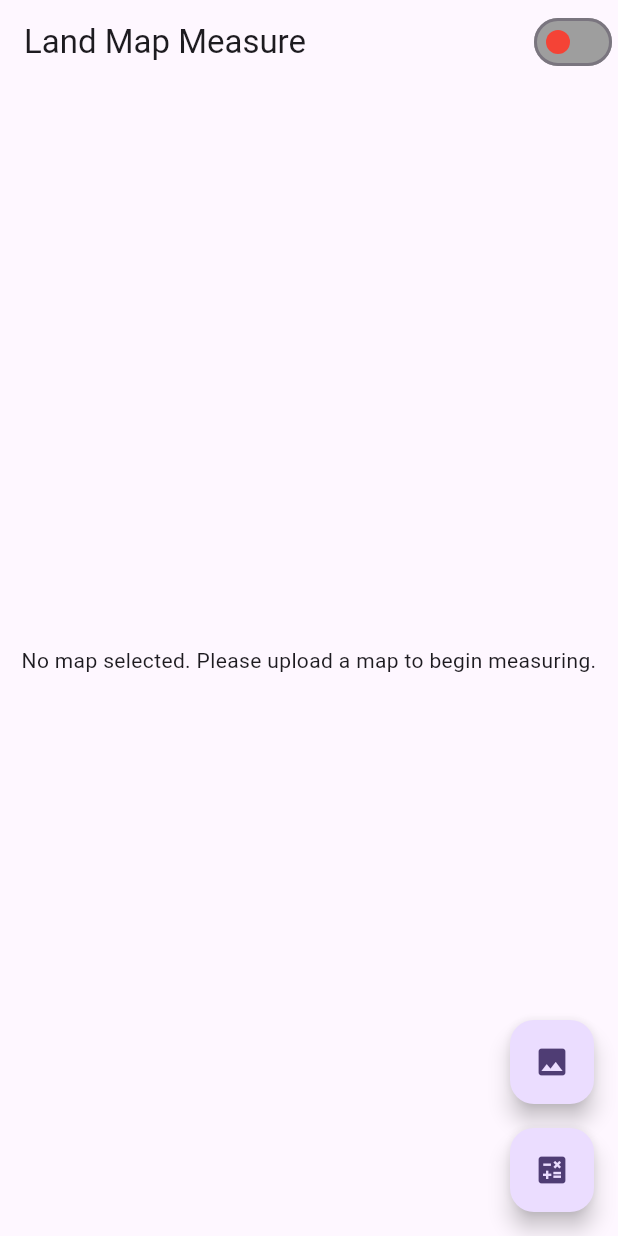
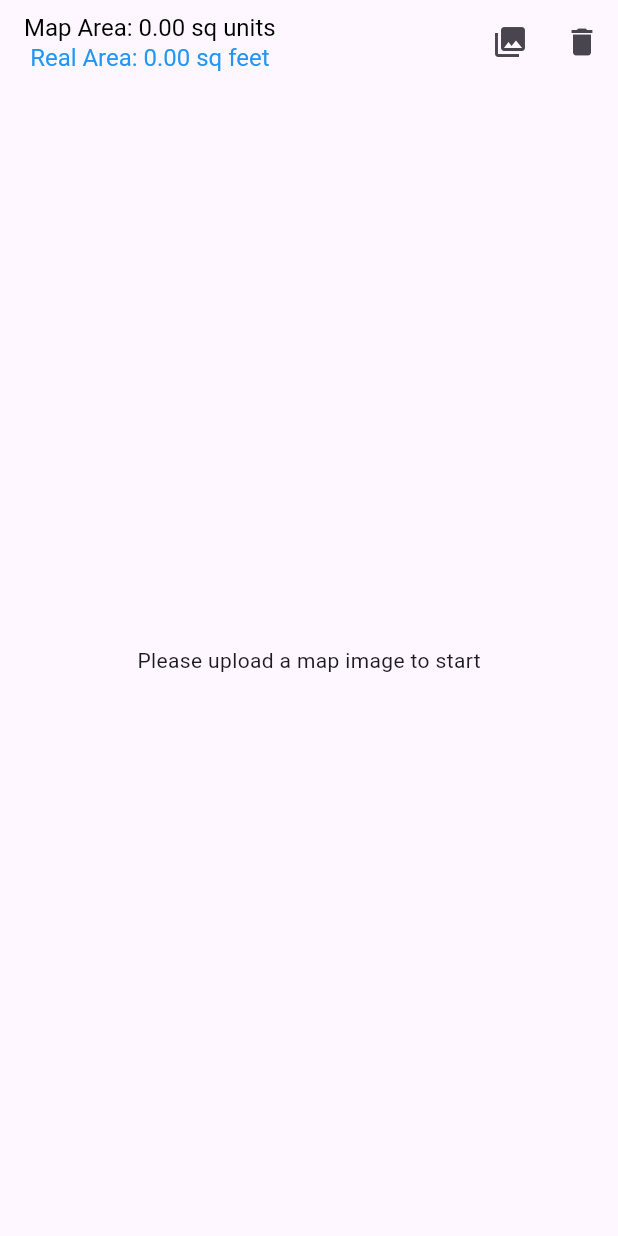
Before and after one commit to Nurujjaman329/land_measure, a Flutter app: the screen it shows after launch, on a phone screen of 412 x 824 dp. Run offline on Flutter 3.47's test engine with Material 3 defaults, Android fonts, the phone set to English and light mode, and no system bars; our stand-ins replace image_picker.

Commit message:
make land area flow

```diff
--- a/lib/main.dart
+++ b/lib/main.dart
@@ -19,7 +19,7 @@ class MyApp extends StatelessWidget {
         useMaterial3: true,
       ),
       debugShowCheckedModeBanner: false,
-      home: MapMeasureScreen(),
+      home: MapMeasureApp(),
     );
   }
 }
--- a/lib/pages/map_measure_screen.dart
+++ b/lib/pages/map_measure_screen.dart
@@ -1,187 +1,225 @@
-import 'dart:io';
-import 'dart:math';
 import 'package:flutter/material.dart';
 import 'package:image_picker/image_picker.dart';
+import 'dart:io'; // For handling the file from image picker
+import 'dart:math';
 
-class MapMeasureScreen extends StatefulWidget {
+class MapMeasureApp extends StatefulWidget {
   @override
-  _MapMeasureScreenState createState() => _MapMeasureScreenState();
+  _MapMeasureAppState createState() => _MapMeasureAppState();
 }
 
-class _MapMeasureScreenState extends State<MapMeasureScreen> {
-  List<Offset> points = []; // Store points marked by the user
-  List<Offset?> controlPoints = []; // Store control points for curves
-  bool isCurveMode = false; // Toggle between straight line and curve mode
-  double scale = 1.0; // Scale factor between map and real-world (e.g., pixels per foot)
-  File? _selectedImage; // For the uploaded image
-  final ImagePicker _picker = ImagePicker(); // Image picker instance
+class _MapMeasureAppState extends State<MapMeasureApp> {
+  File? _mapImage; // Store the user-uploaded image
+  List<Offset> selectedPoints = [];
+  List<List<Offset>> segments = []; // List of line segments
+  double calculatedArea = 0;
+  double realWorldArea = 0; // Real-world area in square feet
+  double lastDistance = 0; // Distance between the last two points
 
-  // Function to calculate the area using the Shoelace formula
+  final ImagePicker _picker = ImagePicker();
+
+  // Map scale conversion (from image)
+  final double mapInchesPerMile = 16;
+  final double inchesToFeet = 330; // 1 inch = 330 feet
+
+  // Function to calculate polygon area using Shoelace Theorem (in map units)
   double calculatePolygonArea(List<Offset> points) {
-    if (points.length < 3) return 0.0;
+    if (points.length < 3) {
+      return 0; // Need at least 3 points to form a polygon
+    }
+    double area = 0;
+    int n = points.length;
 
-    double area = 0.0;
-    for (int i = 0; i < points.length; i++) {
-      int j = (i + 1) % points.length;
+    for (int i = 0; i < n; i++) {
+      int j = (i + 1) % n;
       area += points[i].dx * points[j].dy;
-      area -= points[i].dy * points[j].dx;
+      area -= points[j].dx * points[i].dy;
     }
-    area = area.abs() / 2.0;
 
-    // Convert pixel area to square feet
-    return area / (scale * scale); // scale should be in pixels per foot
+    return area.abs() / 2.0; // Absolute value of the calculated area
+  }
+
+  // Function to calculate real-world area based on the selected points
+  double convertMapAreaToRealWorldArea(double mapArea) {
+    // Convert the map area (in square map inches) to real-world area (in square feet)
+    double areaInSquareInches = mapArea; // Assume each unit is 1 pixel
+    double scaleFactor = inchesToFeet; // 1 map inch = 330 feet
+    double areaInSquareFeet = (areaInSquareInches * scaleFactor * scaleFactor) / (mapInchesPerMile / 16);
+
+    return areaInSquareFeet; // Real-world area in square feet
   }
 
   // Function to calculate the distance between two points
   double calculateDistance(Offset p1, Offset p2) {
-    return sqrt(pow(p2.dx - p1.dx, 2) + pow(p2.dy - p1.dy, 2)) / scale; // Convert pixel distance to feet
+    return sqrt(pow(p2.dx - p1.dx, 2) + pow(p2.dy - p1.dy, 2));
   }
 
-  // Function to allow user to pick an image from the gallery
+  // Function to allow the user to pick an image from the gallery
   Future<void> _pickImage() async {
-    final pickedFile = await _picker.pickImage(source: ImageSource.gallery);
+    final XFile? pickedFile = await _picker.pickImage(source: ImageSource.gallery);
+
     if (pickedFile != null) {
       setState(() {
-        _selectedImage = File(pickedFile.path);
-        points.clear(); // Reset points when a new image is picked
-        controlPoints.clear(); // Reset control points as well
+        _mapImage = File(pickedFile.path);
+        selectedPoints.clear();
+        segments.clear(); // Clear the segments when a new image is picked
+        calculatedArea = 0;
+        realWorldArea = 0;
+        lastDistance = 0; // Reset the distance
       });
     }
-  }
-
-  // Function to toggle between curve mode and straight line mode
-  void _toggleCurveMode() {
-    setState(() {
-      isCurveMode = !isCurveMode;
-    });
-  }
-
-  // Function to measure the curve between the last two points
-  void _measureCurve() {
-    if (points.length < 2) return;
-
-    // Assuming we want to measure between the last two points
-    Offset startPoint = points[points.length - 2];
-    Offset endPoint = points[points.length - 1];
-    double distance = calculateDistance(startPoint, endPoint);
-
-    // Create a dialog to show the curve distance
-    showDialog(
-      context: context,
-      builder: (BuildContext context) {
-        return AlertDialog(
-          title: Text('Measured Curve'),
-          content: Text('The curve distance between points is ${distance.toStringAsFixed(2)} feet.'),
-          actions: [
-            TextButton(
-              onPressed: () {
-                Navigator.of(context).pop();
-              },
-              child: Text('OK'),
-            ),
-          ],
-        );
-      },
-    );
   }
 
   @override
   Widget build(BuildContext context) {
     return Scaffold(
       appBar: AppBar(
-        title: Text("Land Map Measure"),
+        title: Column(
+          children: [
+            Text(
+              'Map Area: ${calculatedArea.toStringAsFixed(2)} sq units',
+              style: TextStyle(color: Colors.black, fontSize: 16),
+            ),
+            Text(
+              'Real Area: ${realWorldArea.toStringAsFixed(2)} sq feet',
+              style: TextStyle(color: Colors.blue, fontSize: 16),
+            ),
+            if (lastDistance > 0)
+              Text(
+                'Distance: ${lastDistance.toStringAsFixed(2)} units',
+                style: TextStyle(color: Colors.green, fontSize: 16),
+              ),
+          ],
+        ),
         actions: [
-          Switch(
-            value: isCurveMode,
-            onChanged: (value) {
-              _toggleCurveMode();
+          IconButton(
+            icon: Icon(Icons.photo_library),
+            onPressed: _pickImage, // Call image picker when the button is pressed
+          ),
+          IconButton(
+            icon: Icon(Icons.delete),
+            onPressed: () {
+              setState(() {
+                if (segments.isNotEmpty) {
+                  // Remove the last segment
+                  segments.removeLast();
+                  // Optionally remove the last point
+                  selectedPoints.removeLast();
+                } else if (selectedPoints.isNotEmpty) {
+                  // If there are points but no segments, just remove the last point
+                  selectedPoints.removeLast();
+                }
+
+                // Recalculate area and distance
+                if (selectedPoints.length >= 3) {
+                  calculatedArea = calculatePolygonArea(selectedPoints);
+                  realWorldArea = convertMapAreaToRealWorldArea(calculatedArea);
+                } else {
+                  calculatedArea = 0;
+                  realWorldArea = 0;
+                }
+
+                // Update distance if there are at least two points
+                if (selectedPoints.length >= 2) {
+                  lastDistance = calculateDistance(
+                    selectedPoints[selectedPoints.length - 2],
+                    selectedPoints.last,
+                  );
+                } else {
+                  lastDistance = 0;
+                }
+              });
             },
-            activeColor: Colors.green,
-            inactiveThumbColor: Colors.red,
-            inactiveTrackColor: Colors.grey,
           ),
         ],
       ),
-      body: _selectedImage == null
-          ? Center(
-        child: Text(
-          'No map selected. Please upload a map to begin measuring.',
-          textAlign: TextAlign.center,
-        ),
-      )
+      body: _mapImage == null
+          ? Center(child: Text("Please upload a map image to start"))
           : InteractiveViewer(
         minScale: 0.5,
-        maxScale: 4.0,
+        maxScale: 5.0,
         child: GestureDetector(
-          onTapUp: (details) {
+          onTapDown: (details) {
             setState(() {
-              // Capture localPosition relative to the image
-              points.add(details.localPosition); // Add the tapped position
-              controlPoints.add(null); // Add a control point placeholder
+              selectedPoints.add(details.localPosition);
 
-              // Check if two points are selected and measure the curve
-              if (points.length >= 2 && isCurveMode) {
-                _measureCurve();
+              // Create segments between points
+              if (selectedPoints.length > 1) {
+                segments.add([selectedPoints[selectedPoints.length - 2], selectedPoints.last]);
+              }
+
+              // Calculate the distance between the last two points
+              if (selectedPoints.length >= 2) {
+                lastDistance = calculateDistance(
+                  selectedPoints[selectedPoints.length - 2],
+                  selectedPoints.last,
+                );
+              }
+
+              // Calculate the area once enough points are selected (at least 3)
+              if (selectedPoints.length >= 3) {
+                calculatedArea = calculatePolygonArea(selectedPoints);
+                realWorldArea = convertMapAreaToRealWorldArea(calculatedArea);
               }
             });
           },
           child: Stack(
             children: [
-              Image.file(_selectedImage!), // Display the uploaded image
+              // Display the uploaded map image
+              Image.file(
+                _mapImage!,
+                fit: BoxFit.cover,
+                width: double.infinity,
+                height: double.infinity,
+              ),
+
+              // Custom painter to draw lines and points (dots) on the image
               CustomPaint(
-                painter: MapPainter(points, controlPoints, isCurveMode),
-                size: Size.infinite,
+                painter: MapPainter(selectedPoints, segments),
+                size: Size(double.infinity, double.infinity),
               ),
+
+              // Display the area result
+              if (calculatedArea > 0)
+                Positioned(
+                  bottom: 20,
+                  left: 20,
+                  child: Container(
+                    padding: EdgeInsets.all(10),
+                    color: Colors.black.withOpacity(0.5),
+                    child: Column(
+                      crossAxisAlignment: CrossAxisAlignment.start,
+                      children: [
+                        Text(
+                          'Map Area: ${calculatedArea.toStringAsFixed(2)} sq units',
+                          style: TextStyle(color: Colors.white, fontSize: 16),
+                        ),
+                        Text(
+                          'Real Area: ${realWorldArea.toStringAsFixed(2)} sq feet',
+                          style: TextStyle(color: Colors.white, fontSize: 16),
+                        ),
+                        if (lastDistance > 0)
+                          Text(
+                            'Distance: ${lastDistance.toStringAsFixed(2)} units',
+                            style: TextStyle(color: Colors.green, fontSize: 16),
+                          ),
+                      ],
+                    ),
+                  ),
+                ),
             ],
           ),
         ),
-      ),
-      floatingActionButton: Column(
-        mainAxisAlignment: MainAxisAlignment.end,
-        children: [
-          FloatingActionButton(
-            onPressed: _pickImage, // Allow the user to pick an image
-            child: Icon(Icons.image),
-            tooltip: 'Upload Map',
-          ),
-          SizedBox(height: 16),
-          FloatingActionButton(
-            onPressed: () {
-              if (points.isNotEmpty) {
-                double area = calculatePolygonArea(points);
-                showDialog(
-                  context: context,
-                  builder: (BuildContext context) {
-                    return AlertDialog(
-                      title: Text('Measured Area'),
-                      content: Text('The area is ${area.toStringAsFixed(2)} square feet.'),
-                      actions: [
-                        TextButton(
-                          onPressed: () {
-                            Navigator.of(context).pop();
-                          },
-                          child: Text('OK'),
-                        ),
-                      ],
-                    );
-                  },
-                );
-              }
-            },
-            child: Icon(Icons.calculate),
-            tooltip: 'Calculate Area',
-          ),
-        ],
       ),
     );
   }
 }
 
+// CustomPainter to draw dots and lines on the map image
 class MapPainter extends CustomPainter {
   final List<Offset> points;
-  final List<Offset?> controlPoints;
-  final bool isCurveMode;
-  MapPainter(this.points, this.controlPoints, this.isCurveMode);
+  final List<List<Offset>> segments;
+  MapPainter(this.points, this.segments);
 
   @override
   void paint(Canvas canvas, Size size) {
@@ -190,73 +228,23 @@ class MapPainter extends CustomPainter {
       ..strokeWidth = 1.0 // Thinner lines for visibility
       ..style = PaintingStyle.stroke;
 
-    final pointPaint = Paint()
+    final paintLine = Paint()
       ..color = Colors.blue
-      ..strokeWidth = 1.0 // Thinner dots for visibility
-      ..style = PaintingStyle.stroke;
+      ..strokeWidth = .5;
 
-    final controlPaint = Paint()
-      ..color = Colors.green
-      ..strokeWidth = 10.0
-      ..style = PaintingStyle.stroke;
-
-    final textStyle = TextStyle(
-      color: Colors.black,
-      fontSize: 5.0,
-      fontWeight: FontWeight.bold,
-    );
-
-    // Draw the lines or curves between the points
-    if (points.length > 1) {
-      for (int i = 0; i < points.length - 1; i++) {
-        if (isCurveMode && controlPoints[i] != null) {
-          // Draw a quadratic Bezier curve when in curve mode
-          final controlPoint = controlPoints[i]!;
-          Path path = Path();
-          path.moveTo(points[i].dx, points[i].dy);
-          path.quadraticBezierTo(
-              controlPoint.dx, controlPoint.dy, points[i + 1].dx, points[i + 1].dy);
-          canvas.drawPath(path, linePaint);
-        } else {
-          // Draw straight lines when not in curve mode
-          canvas.drawLine(points[i], points[i + 1], linePaint);
-        }
-
-        // Calculate and display the distance between the two points
-        double distance = calculateDistance(points[i], points[i + 1]);
-        Offset midpoint = Offset(
-          (points[i].dx + points[i + 1].dx) / 2,
-          (points[i].dy + points[i + 1].dy) / 2,
-        );
-        TextSpan span = TextSpan(text: '${distance.toStringAsFixed(1)} feet', style: textStyle);
-        TextPainter tp = TextPainter(text: span, textAlign: TextAlign.left, textDirection: TextDirection.ltr);
-        tp.layout();
-        tp.paint(canvas, midpoint);
-      }
+    // Draw the points as dots
+    for (var point in points) {
+      canvas.drawCircle(point, 1, linePaint);
     }
 
-    // Draw circles on each point where the user clicked
-    for (var point in points) {
-      canvas.drawCircle(point, 6.0, pointPaint);
-    }
-
-    // Draw control points for curves
-    if (isCurveMode) {
-      for (var controlPoint in controlPoints) {
-        if (controlPoint != null) {
-          canvas.drawCircle(controlPoint, 6.0, controlPaint);
-        }
-      }
+    // Draw segments (lines connecting points)
+    for (var segment in segments) {
+      canvas.drawLine(segment[0], segment[1], paintLine);
     }
   }
 
-  // Function to calculate the distance between two points
-  double calculateDistance(Offset p1, Offset p2) {
-    return sqrt(pow(p2.dx - p1.dx, 2) + pow(p2.dy - p1.dy, 2)); // Pixel distance
-  }
-
   @override
-  bool shouldRepaint(CustomPainter oldDelegate) {
-    return true;
+  bool shouldRepaint(covariant CustomPainter oldDelegate) {
+    return true; // Repaint whenever points or segments change
   }
 }
--- a/pubspec.yaml
+++ b/pubspec.yaml
@@ -37,6 +37,7 @@ dependencies:
   cupertino_icons: ^1.0.8
   image_picker: ^1.1.2
   vector_math: ^2.1.4
+  google_mlkit_text_recognition: ^0.13.0
 
 dev_dependencies:
   flutter_test:
```
Also changed, not shown: pubspec.lock.
